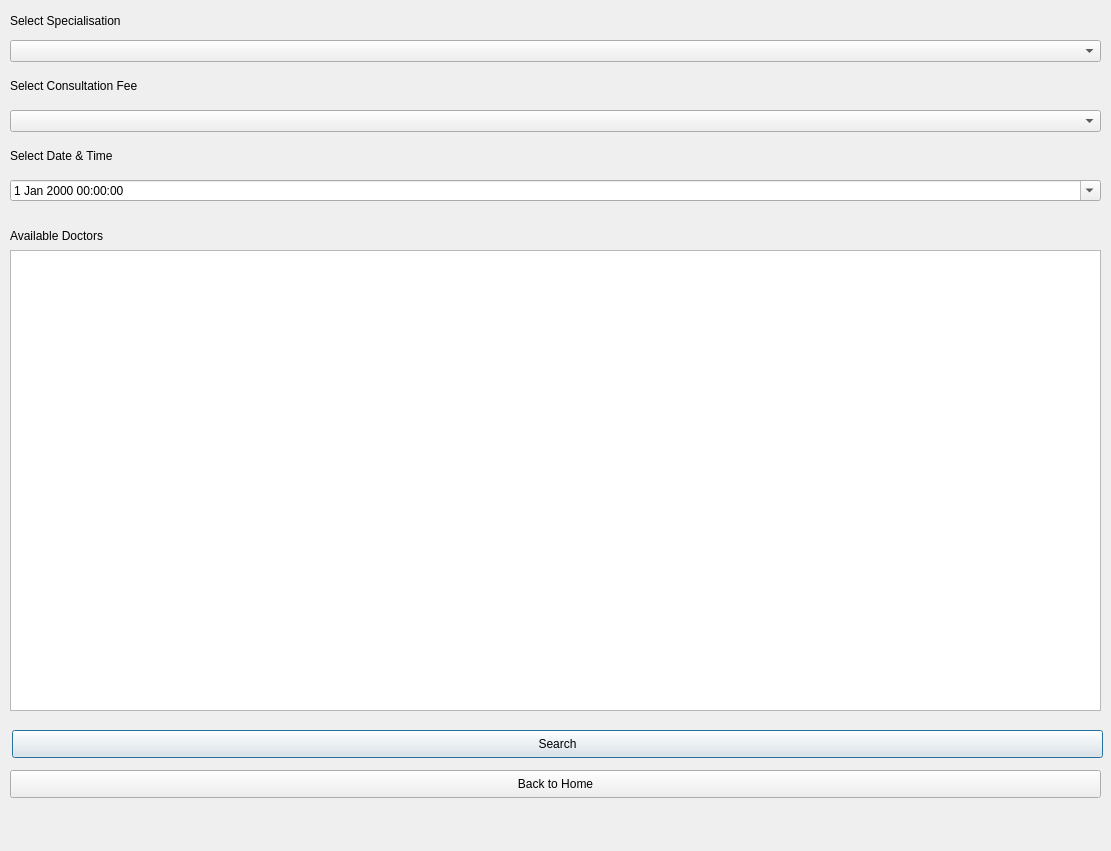
Vishwanath98/Visionary, file patient_appointments.ui: the form before one commit.
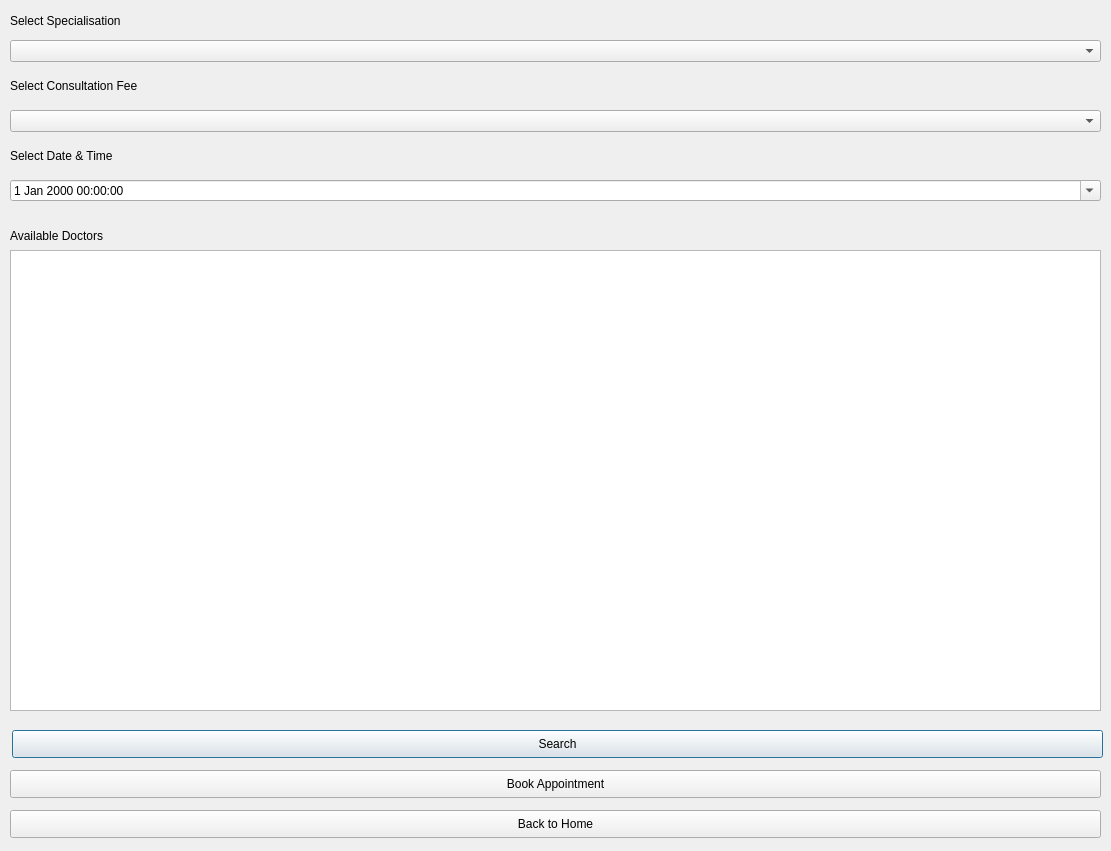
The form after the commit.

```diff
--- a/patient_appointments.ui
+++ b/patient_appointments.ui
@@ -137,7 +137,7 @@
    <property name="geometry">
     <rect>
      <x>10</x>
-     <y>770</y>
+     <y>810</y>
      <width>1091</width>
      <height>28</height>
     </rect>
@@ -146,6 +146,19 @@
     <string>Back to Home</string>
    </property>
   </widget>
+  <widget class="QPushButton" name="book_appointment">
+   <property name="geometry">
+    <rect>
+     <x>10</x>
+     <y>770</y>
+     <width>1091</width>
+     <height>28</height>
+    </rect>
+   </property>
+   <property name="text">
+    <string>Book Appointment</string>
+   </property>
+  </widget>
  </widget>
  <resources/>
  <connections/>
```
Left out of the diff: 2 changed lines with no effect on the pictures.
